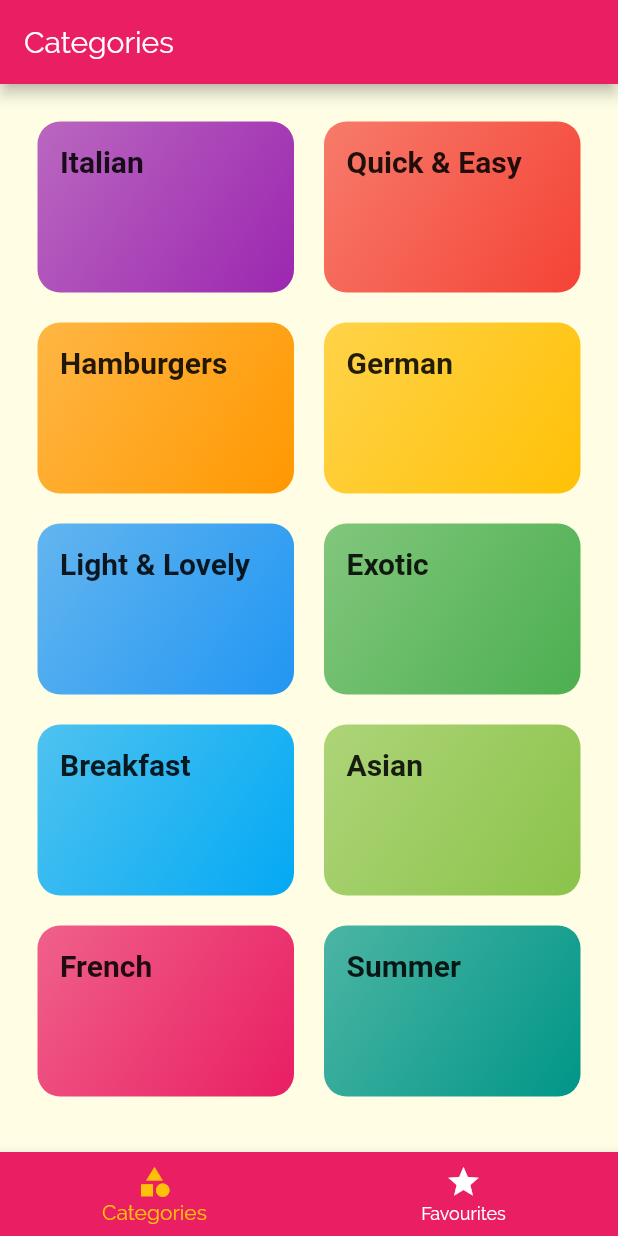
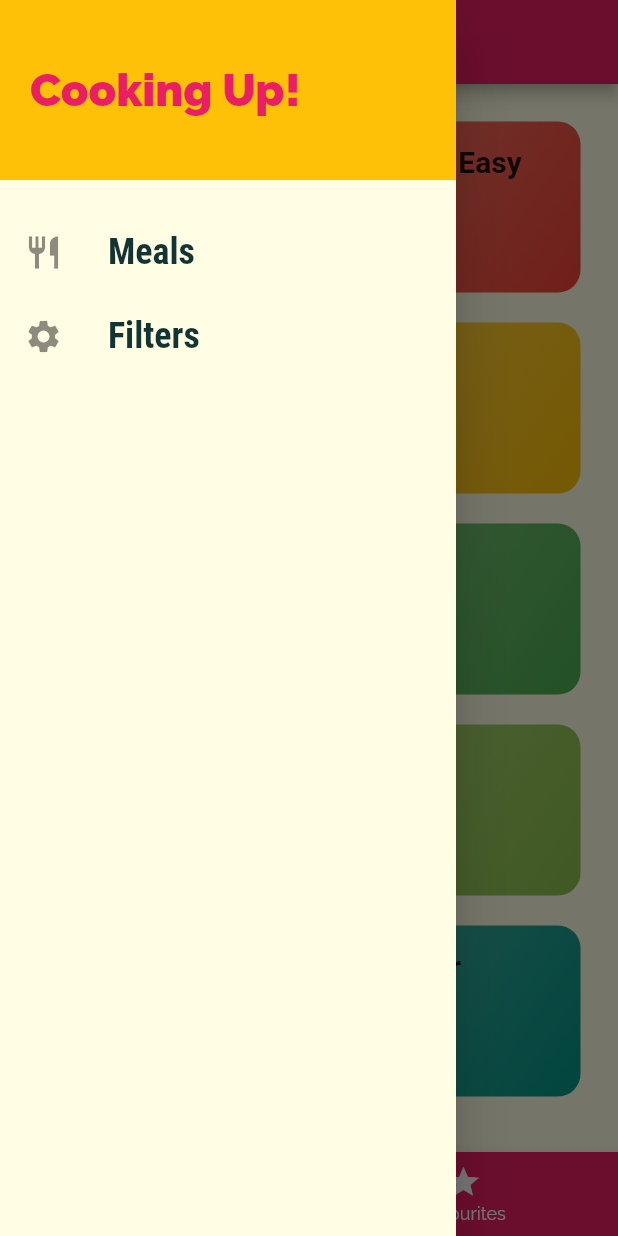
Before and after one commit to harshitm98/Meals-App, a Flutter app: the screen it shows after launch, with the side drawer open (before the commit the screen has no drawer), on a phone screen of 412 x 824 dp. Run offline on Flutter 3.47's test engine with Material 2 defaults, Android fonts, the phone set to English and light mode, and no system bars; Roboto replaces fonts that are missing (RobotoCondesed).

Commit message:
Add a NaviagationDrawer

```diff
--- a/lib/main.dart
+++ b/lib/main.dart
@@ -1,5 +1,6 @@
 import 'package:flutter/material.dart';
 
+import './screens/filters_screen.dart';
 import './screens/tabs_screen.dart';
 import './screens/categories_screen.dart';
 import './screens/category_meals_screen.dart';
@@ -30,6 +31,7 @@ class MyApp extends StatelessWidget {
         '/' : (ctx) => TabsScreen(),
         CategoryMealsScreen.routeName : (ctx) => CategoryMealsScreen(),
         MealDetailScreen.routeName : (ctx) => MealDetailScreen(),
+        FiltersScreen.routeName : (ctx) => FiltersScreen(),
       },
 
       onGenerateRoute: (settings){
--- /dev/null
+++ b/lib/screens/filters_screen.dart
@@ -0,0 +1,18 @@
+import 'package:flutter/material.dart';
+
+class FiltersScreen extends StatelessWidget {
+
+  static const routeName = "/filter-screen";
+
+  @override
+  Widget build(BuildContext context) {
+    return Scaffold(
+      appBar: AppBar(
+        title: Text("Filter Screen"),
+      ),
+      body: Center(
+        child: Text("Filter Screen"),
+      ),
+    );
+  }
+}
--- a/lib/screens/tabs_screen.dart
+++ b/lib/screens/tabs_screen.dart
@@ -1,5 +1,6 @@
 import 'package:flutter/material.dart';
 
+import '../widgets/main_drawer.dart';
 import './favourites_screen.dart';
 import './categories_screen.dart';
 
@@ -31,6 +32,7 @@ class _TabsScreenState extends State<TabsScreen> {
         appBar: AppBar(
           title: Text(_pages[_selectPageIndex]['title']),
         ),
+        drawer: MainDrawer(),
         body: _pages[_selectPageIndex]['page'],
         bottomNavigationBar: BottomNavigationBar(
           onTap: _selectPage,
--- /dev/null
+++ b/lib/widgets/main_drawer.dart
@@ -0,0 +1,62 @@
+import 'package:flutter/material.dart';
+
+import '../screens/filters_screen.dart';
+
+class MainDrawer extends StatelessWidget {
+  Widget buildListTile(String title, IconData icon, Function tapHandler) {
+    return ListTile(
+      leading: Icon(icon, size: 26),
+      title: Text(
+        title,
+        style: TextStyle(
+          fontFamily: 'RobotoCondensed',
+          fontSize: 24,
+          fontWeight: FontWeight.bold,
+        ),
+      ),
+      onTap: tapHandler,
+    );
+  }
+
+  @override
+  Widget build(BuildContext context) {
+    return Drawer(
+      child: Column(
+        children: <Widget>[
+          Container(
+            height: 120,
+            width: double.infinity,
+            padding: EdgeInsets.all(20),
+            alignment: Alignment.centerLeft,
+            color: Theme.of(context).accentColor,
+            child: Text(
+              "Cooking Up!",
+              style: TextStyle(
+                fontWeight: FontWeight.w900,
+                fontSize: 30,
+                color: Theme.of(context).primaryColor,
+              ),
+            ),
+          ),
+          SizedBox(
+            height: 20,
+          ),
+          buildListTile(
+            "Meals",
+            Icons.restaurant,
+            () {
+              Navigator.of(context).pushNamed('/');
+            },
+          ),
+          buildListTile(
+            "Filters",
+            Icons.settings,
+            () {
+              Navigator.of(context).pushNamed(FiltersScreen.routeName);
+            },
+          ),
+        ],
+      ),
+    );
+  }
+}
```
